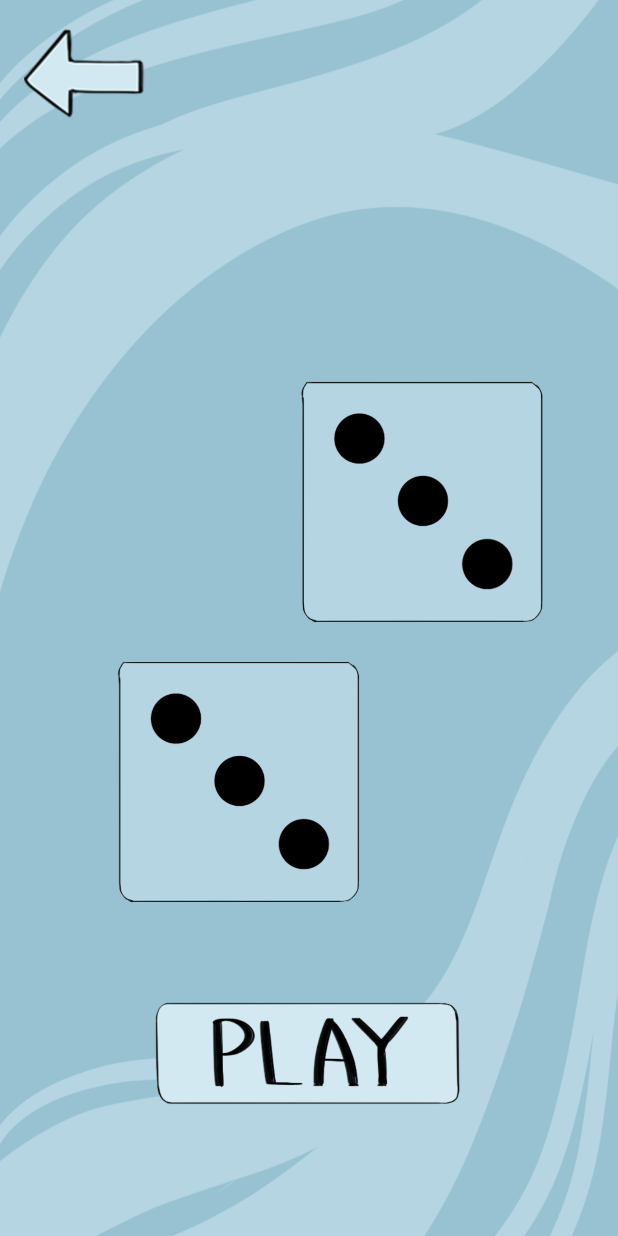
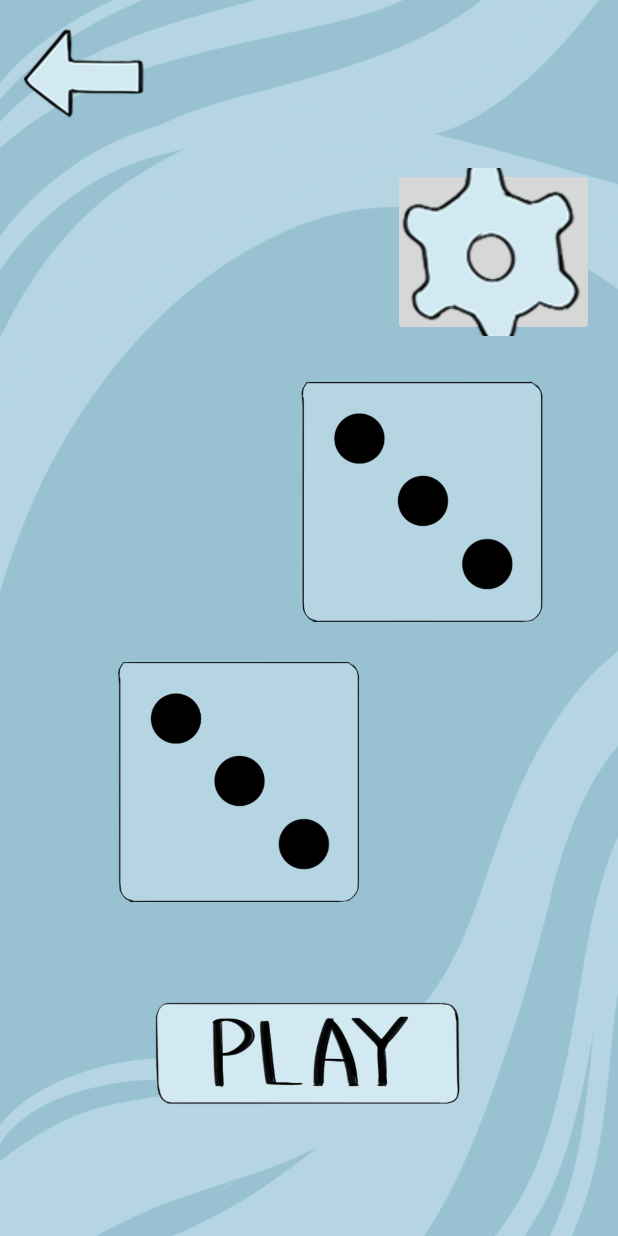
Before and after one commit to MDAsDEV/Kubiks, an Android app: the two_kubiks screen opened directly, with no data from a screen before it, on a phone screen of 412 x 824 dp. Run offline under Robolectric (Android 15) with nearby library versions, the phone set to English and light mode, and no system bars.

Commit message:
add settings phone

```diff
--- a/app/src/main/java/com/example/kubiks/two_kubiks.kt
+++ b/app/src/main/java/com/example/kubiks/two_kubiks.kt
@@ -47,6 +47,10 @@ class two_kubiks : AppCompatActivity() {
             })
         }
 
+    }
+    fun go_to_settings(view: View){
+        val settings_activity = Intent(this, Settings::class.java)
+        startActivity(settings_activity)
     }
 
     fun go_back(){
@@ -166,4 +170,5 @@ class two_kubiks : AppCompatActivity() {
         })
         was = false
     }
+
 }
--- a/app/src/main/res/layout/activity_two_kubiks.xml
+++ b/app/src/main/res/layout/activity_two_kubiks.xml
@@ -7,6 +7,18 @@
     android:background="@drawable/backgroundsecw"
     tools:context=".two_kubiks"
     tools:ignore="ExtraText">
+
+    <ImageButton
+        android:layout_width="134dp"
+        android:layout_height="112dp"
+        android:layout_marginBottom="600dp"
+        android:onClick="go_to_settings"
+        app:layout_constraintBottom_toBottomOf="parent"
+        app:layout_constraintEnd_toEndOf="parent"
+        app:layout_constraintHorizontal_bias="0.942"
+        app:layout_constraintStart_toStartOf="parent"
+        app:srcCompat="@drawable/settings"
+        />
 
     <ImageButton
         android:id="@+id/bbutton"
--- /dev/null
+++ b/app/src/main/res/layout/settings.xml
@@ -0,0 +1,6 @@
+<?xml version="1.0" encoding="utf-8"?>
+<androidx.constraintlayout.widget.ConstraintLayout
+    xmlns:android="http://schemas.android.com/apk/res/android" android:layout_width="match_parent"
+    android:layout_height="match_parent"
+    android:background="@drawable/settings_phone">
+</androidx.constraintlayout.widget.ConstraintLayout>
```
Also changed, not shown: app/src/main/java/com/example/kubiks/Settings.kt (added, +13 -0 lines), app/src/main/res/drawable/settings_phone.png (added).
